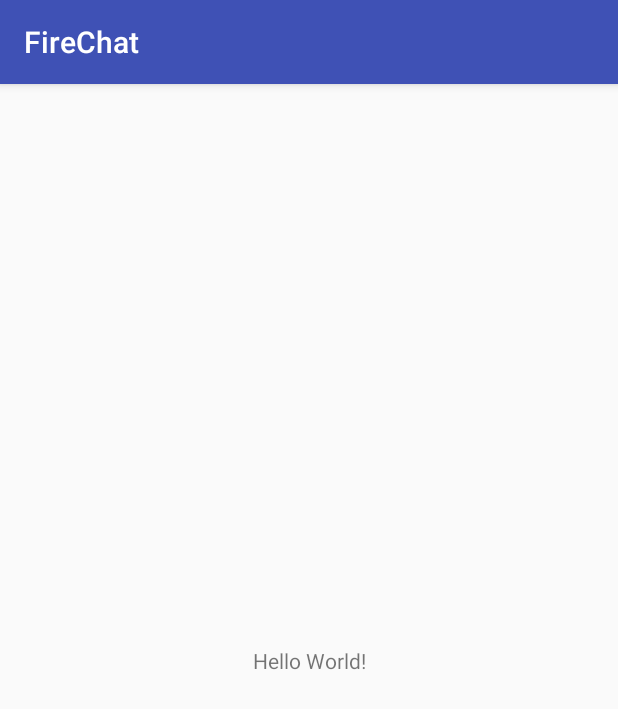
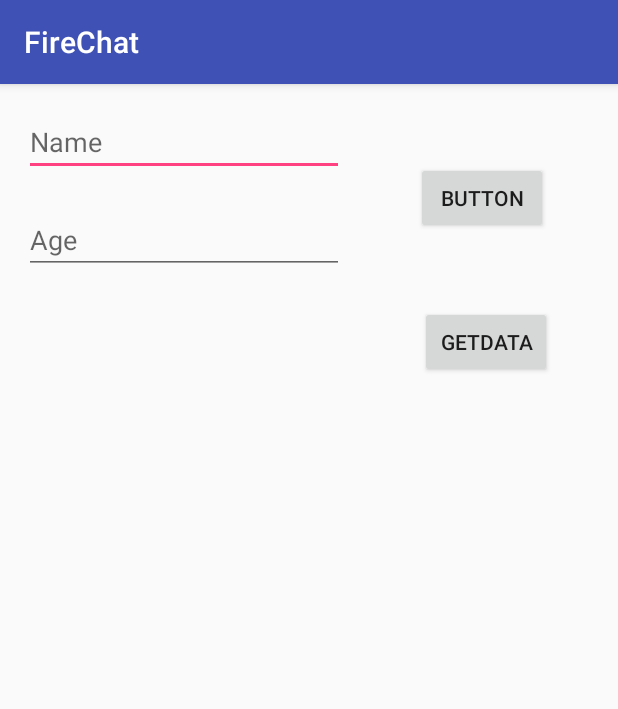
Before and after one commit to deh3215/FireChat, an Android app: the screen it shows after launch (MainActivity), on a phone screen of 412 x 824 dp. Shown: the top 709 px of the screen. Run offline under Robolectric (Android 15) with nearby library versions, the phone set to English and light mode, and no system bars; our stand-ins replace Firebase (no records; nobody signed in at launch, a user with empty details on screens opened directly); 1 statement that could not run was skipped.

Commit message:
增加寫入資料到FireBase by button onclick

```diff
--- a/app/src/main/java/com/example/deh3215/firechat/MainActivity.java
+++ b/app/src/main/java/com/example/deh3215/firechat/MainActivity.java
@@ -3,6 +3,8 @@ package com.example.deh3215.firechat;
 import android.support.v7.app.AppCompatActivity;
 import android.os.Bundle;
 import android.util.Log;
+import android.view.View;
+import android.widget.EditText;
 
 import com.google.firebase.database.DataSnapshot;
 import com.google.firebase.database.DatabaseError;
@@ -10,56 +12,102 @@ import com.google.firebase.database.DatabaseReference;
 import com.google.firebase.database.FirebaseDatabase;
 import com.google.firebase.database.ValueEventListener;
 
+import java.util.ArrayList;
+
 public class MainActivity extends AppCompatActivity {
 
     User user;
     private final String TAG="FireBase";
     FirebaseDatabase database;
     DatabaseReference myRef;
+    EditText et1, et2;
+    static int count=0;
+
     @Override
     protected void onCreate(Bundle savedInstanceState) {
         super.onCreate(savedInstanceState);
         setContentView(R.layout.activity_main);
-
-        database = FirebaseDatabase.getInstance();
-        myRef = database.getReference();//first node
-
+        et1 = (EditText)findViewById(R.id.editText1);
+        et2 = (EditText)findViewById(R.id.editText2);
+        //===========write data==============
         //myRef.setValue("Hello, World!");
         //writeNewUser("1234", "Jimmy", 46);
-        String[] id={"1", "2"};
-        User[] users = new User[id.length];
-        for(int i=0;i<users.length;i++)
-            users[i] = new User();
-
-        users[0].setName("Jimmy");
-        users[0].setAge(46);
-
-        users[1].setName("Tommy");
-        users[1].setAge(23);
-
-        for(int i=0;i<users.length;i++)
-            writeNewUser((i+1), users[i].getName(), users[i].getAge());
-
-
-        myRef.addValueEventListener(new ValueEventListener() {
+//        String[] id={"1", "2"};
+//        User[] users = new User[id.length];
+//        for(int i=0;i<users.length;i++)
+//            users[i] = new User();
+//
+//        users[0].setName("Jimmy");
+//        users[0].setAge(46);
+//
+//        users[1].setName("Tommy");
+//        users[1].setAge(23);
+//
+//        for(int i=0;i<users.length;i++)
+//            writeNewUser((i+1), users[i].getName(), users[i].getAge());
+        DatabaseReference reference_contacts = FirebaseDatabase.getInstance().getReference("users");
+        reference_contacts.addValueEventListener(new ValueEventListener() {
             @Override
             public void onDataChange(DataSnapshot dataSnapshot) {
-                // This method is called once with the initial value and again
-                // whenever data at this location is updated.
-                //String value = dataSnapshot.getValue(String.class);
-                //Log.d(TAG, "Value is: " + value);
+                for (DataSnapshot ds : dataSnapshot.getChildren() ){
+                    //adapter.add(ds.child("name").getValue().toString());
+                    User user = ds.getValue(User.class);
+
+                    count++;
+
+                    Log.d("Name", user.getName());
+                    Log.d("Age", ""+user.getAge());
+                }
+                user.count=count;
             }
+            @Override
+            public void onCancelled(DatabaseError databaseError) {
 
-            @Override
-            public void onCancelled(DatabaseError error) {
-                // Failed to read value
-                Log.w(TAG, "Failed to read value.", error.toException());
             }
         });
+
+//        myRef.addValueEventListener(new ValueEventListener() {
+//            @Override
+//            public void onDataChange(DataSnapshot dataSnapshot) {
+//                // This method is called once with the initial value and again
+//                // whenever data at this location is updated.
+//                //String value = dataSnapshot.getValue(String.class);
+//                //Log.d(TAG, "Value is: " + value);
+//            }
+//
+//            @Override
+//            public void onCancelled(DatabaseError error) {
+//                // Failed to read value
+//                Log.w(TAG, "Failed to read value.", error.toException());
+//            }
+//        });
     }
     //一次寫進一個Object物件資料
     private void writeNewUser(int userId, String name, int age) {
-        User user = new User(name, age);
+        user = new User(name, age);
         myRef.child("users").child(""+userId).setValue(user);
     }
+
+    private ArrayList<User> list = new ArrayList<>();
+
+    public void onClick(View v)   {
+        switch(v.getId()) {
+            case R.id.button2:
+                user = new User();
+                String name = et1.getText().toString();
+                String age = et2.getText().toString();
+                if (!name.equals(""))
+                    user.setName(name);
+                if (!age.equals(""))
+                    user.setAge(Integer.valueOf(age));
+
+                writeNewUser(3, user.getName(), user.getAge());
+                break;
+            case R.id.button3:
+
+                break;
+        }
+    }
+
+
 }
--- a/app/src/main/java/com/example/deh3215/firechat/User.java
+++ b/app/src/main/java/com/example/deh3215/firechat/User.java
@@ -7,6 +7,7 @@ package com.example.deh3215.firechat;
 public class User {
     private String name ;
     private int age ;
+    public int count;
 
     public User() {
     }
@@ -14,6 +15,10 @@ public class User {
     public User(String name, int age) {
         this.name = name;
         this.age = age;
+    }
+
+    public int getCount()   {
+        return count;
     }
 
     public int getAge() {
--- a/app/src/main/res/layout/activity_main.xml
+++ b/app/src/main/res/layout/activity_main.xml
@@ -6,13 +6,50 @@
     android:layout_height="match_parent"
     tools:context="com.example.deh3215.firechat.MainActivity">
 
-    <TextView
+    <Button
+        android:id="@+id/button2"
         android:layout_width="wrap_content"
         android:layout_height="wrap_content"
-        android:text="Hello World!"
-        app:layout_constraintBottom_toBottomOf="parent"
-        app:layout_constraintLeft_toLeftOf="parent"
-        app:layout_constraintRight_toRightOf="parent"
+        android:layout_marginStart="48dp"
+        android:layout_marginTop="52dp"
+        android:onClick="onClick"
+        android:text="Button"
+        app:layout_constraintStart_toEndOf="@+id/editText1"
         app:layout_constraintTop_toTopOf="parent" />
 
+    <EditText
+        android:id="@+id/editText1"
+        android:layout_width="wrap_content"
+        android:layout_height="wrap_content"
+        android:layout_marginStart="16dp"
+        android:layout_marginTop="16dp"
+        android:ems="10"
+        android:hint="Name"
+        android:inputType="textPersonName"
+        app:layout_constraintStart_toStartOf="parent"
+        app:layout_constraintTop_toTopOf="parent" />
+
+    <EditText
+        android:id="@+id/editText2"
+        android:layout_width="wrap_content"
+        android:layout_height="wrap_content"
+        android:layout_marginStart="16dp"
+        android:layout_marginTop="20dp"
+        android:ems="10"
+        android:hint="Age"
+        android:inputType="textPersonName"
+        app:layout_constraintStart_toStartOf="parent"
+        app:layout_constraintTop_toBottomOf="@+id/editText1" />
+
+    <Button
+        android:id="@+id/button3"
+        android:layout_width="wrap_content"
+        android:layout_height="wrap_content"
+        android:layout_marginStart="280dp"
+        android:layout_marginTop="48dp"
+        android:onClick="onClick"
+        android:text="GetData"
+        app:layout_constraintStart_toStartOf="parent"
+        app:layout_constraintTop_toBottomOf="@+id/button2" />
+
 </android.support.constraint.ConstraintLayout>
```
